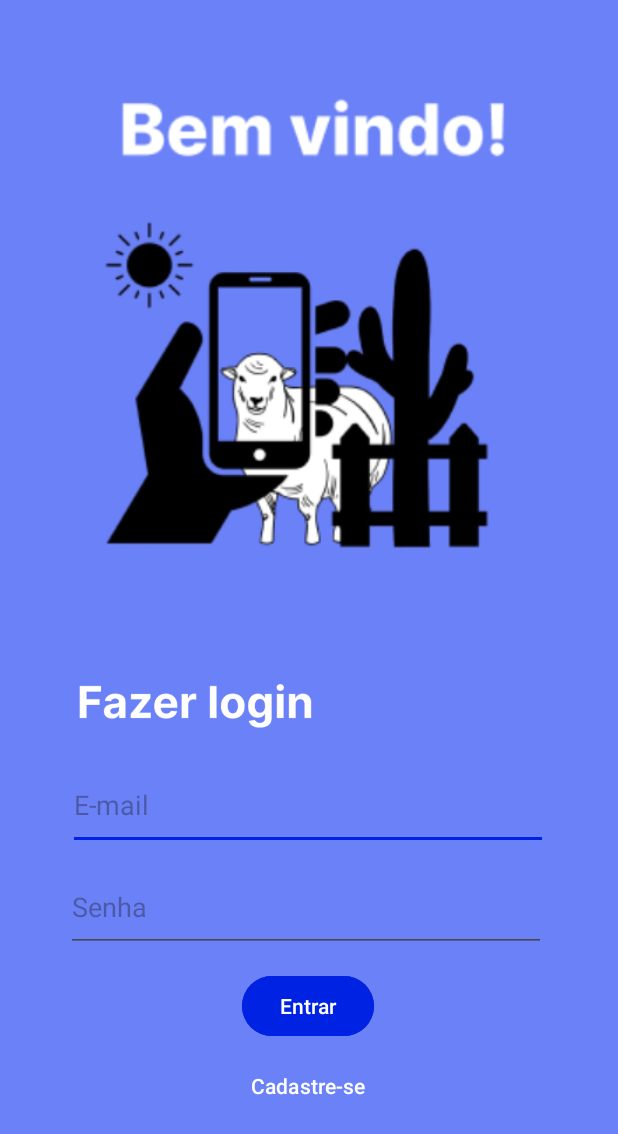
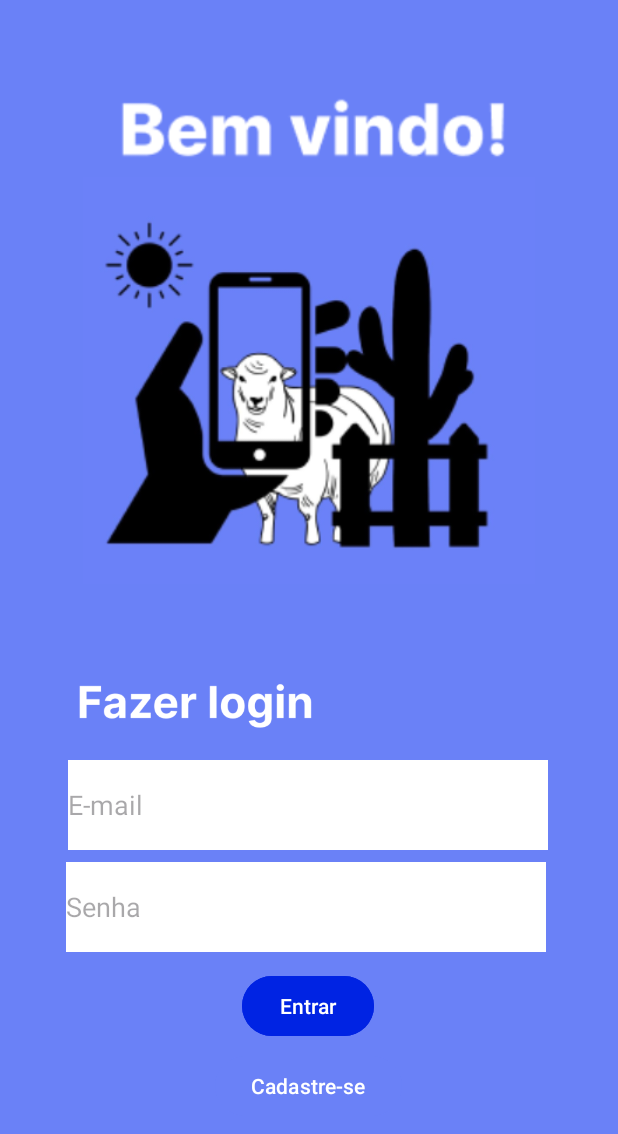
Before and after one commit to Luis098765/RumimWeb, an Android app: the screen it shows after launch (MainActivity), on a phone screen of 412 x 824 dp. Shown: the top 1134 px of the screen. Run offline under Robolectric (Android 15) with nearby library versions, the phone set to English and light mode, and no system bars; our stand-ins replace Firebase (no records; nobody signed in at launch, a user with empty details on screens opened directly).

Commit message:
Alterações visuais nas telas

```diff
--- a/app/src/main/java/com/example/teste/TelaDeCadastro.kt
+++ b/app/src/main/java/com/example/teste/TelaDeCadastro.kt
@@ -9,6 +9,7 @@ import android.widget.RadioButton
 import android.widget.Toast
 import com.example.teste.databinding.ActivityMainBinding
 import com.example.teste.databinding.ActivityTelaDeCadastroBinding
+import com.google.firebase.FirebaseNetworkException
 import com.google.firebase.auth.FirebaseAuth
 import com.google.firebase.auth.FirebaseAuthUserCollisionException
 import com.google.firebase.auth.ktx.auth
@@ -78,6 +79,8 @@ class TelaDeCadastro : AppCompatActivity() {
                 Toast.makeText(baseContext, "Falha na criação da conta", Toast.LENGTH_SHORT).show()
                 if (task.exception is FirebaseAuthUserCollisionException) {
                     Toast.makeText(this@TelaDeCadastro, "Usuário existente, use outro e-mail!", Toast.LENGTH_SHORT).show()
+                } else if (task.exception is FirebaseNetworkException) {
+                    Toast.makeText(this@TelaDeCadastro, "Sem internet!", Toast.LENGTH_SHORT).show()
                 }
             }
         }
--- a/app/src/main/res/layout/activity_cadastro_de_propriedade1.xml
+++ b/app/src/main/res/layout/activity_cadastro_de_propriedade1.xml
@@ -212,7 +212,7 @@
         android:layout_marginStart="24dp"
         android:layout_marginTop="4dp"
         android:backgroundTint="#00000000"
-        android:text="Sair"
+        android:text="Voltar"
         android:textAppearance="@style/TextAppearance.AppCompat.Small"
         android:textColor="@color/black"
         app:layout_constraintBottom_toBottomOf="parent"
--- a/app/src/main/res/layout/activity_main.xml
+++ b/app/src/main/res/layout/activity_main.xml
@@ -37,6 +37,8 @@
         android:layout_marginTop="8dp"
         android:ems="10"
         android:hint="E-mail"
+        android:background="@color/white"
+        android:backgroundTint="@color/white"
         android:inputType="textEmailAddress"
         app:layout_constraintEnd_toEndOf="parent"
         app:layout_constraintHorizontal_bias="0.494"
@@ -51,6 +53,8 @@
         android:ems="10"
         android:inputType="textPassword"
         android:hint="Senha"
+        android:background="@color/white"
+        android:backgroundTint="@color/white"
         app:layout_constraintEnd_toEndOf="parent"
         app:layout_constraintHorizontal_bias="0.478"
         app:layout_constraintStart_toStartOf="parent"
--- a/app/src/main/res/layout/activity_tela_de_cadastro.xml
+++ b/app/src/main/res/layout/activity_tela_de_cadastro.xml
@@ -243,7 +243,7 @@
         android:backgroundTint="@color/azulClaro"
         android:shadowColor="@color/azulClaro"
         android:text="Criar Conta"
-        android:textColor="@color/black"
+        android:textColor="@color/white"
         android:textColorHighlight="@color/azulClaro"
         android:textColorHint="@color/azulClaro"
         android:textColorLink="@color/azulClaro"
```
